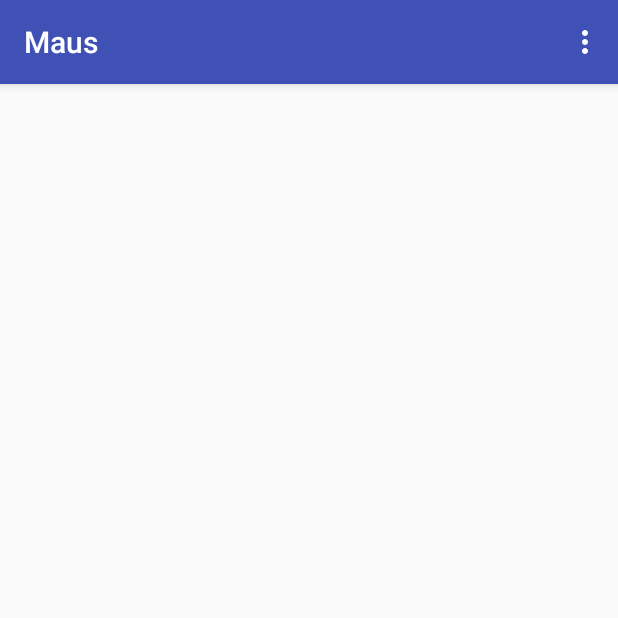
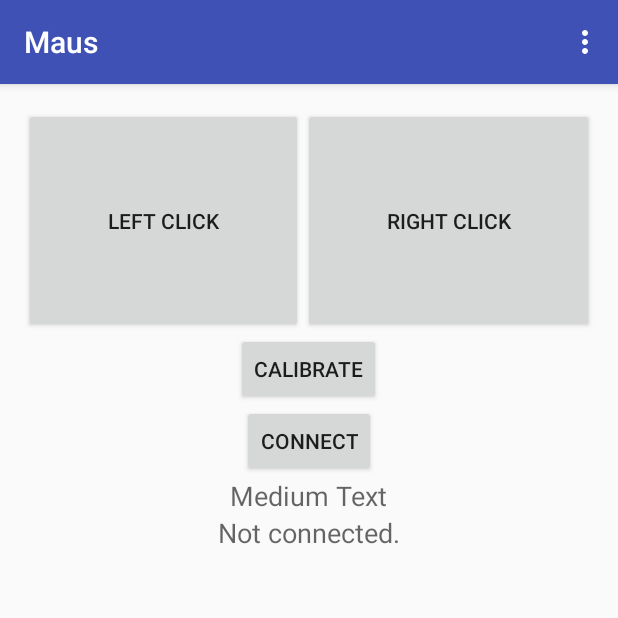
Before and after one commit to patrickwhite256/maus, an Android app: the screen it shows after launch (MainActivity), on a phone screen of 412 x 824 dp, the top half of it. Run offline under Robolectric (Android 15) with nearby library versions, the phone set to English and light mode, and no system bars.

Commit message:
TERRIBLE MOUSE COMPLETE

```diff
--- a/app/src/main/java/com/zombie/hatcrab/maus/MainActivity.java
+++ b/app/src/main/java/com/zombie/hatcrab/maus/MainActivity.java
@@ -16,6 +16,9 @@ import android.support.v7.app.AppCompatActivity;
 import android.support.v7.widget.Toolbar;
 import android.view.Menu;
 import android.view.MenuItem;
+import android.view.View;
+import android.widget.Button;
+import android.widget.TextView;
 
 import java.io.IOException;
 import java.io.OutputStream;
@@ -24,25 +27,18 @@ import java.util.UUID;
 
 public class MainActivity extends AppCompatActivity implements SensorEventListener {
 
-    final double NOISE_THRESHOLD_X = 0.1;
-    final double NOISE_THRESHOLD_Y = 0.1;
-    final double NOISE_THRESHOLD_Z = 0.1;
     final int CALIB_REQUIRED = 100;
 
 
     private SensorManager sensorManager;
-    private Sensor accelerometer;
     private Sensor linearAccelerator;
-    private Sensor gravity;
     private BluetoothAdapter bluetoothAdapter;
     private BluetoothSocket socket;
+    private TextView connectionStatus;
+    private TextView calibrationStatus;
 
     private final UUID SERVER_UUID = UUID.fromString("94f39d29-7d6d-437d-973b-fba39e49d4ee");
 
-    float lastGX = 0;
-    float lastGY = 0;
-    float lastGZ = 0;
-    long lastT = 0;
     float calibTotalX = 0;
     float calibTotalY = 0;
     int calibCount = 0;
@@ -56,33 +52,87 @@ public class MainActivity extends AppCompatActivity implements SensorEventListen
         Toolbar toolbar = (Toolbar) findViewById(R.id.toolbar);
         setSupportActionBar(toolbar);
         sensorManager = (SensorManager) getSystemService(Context.SENSOR_SERVICE);
-        accelerometer = sensorManager.getDefaultSensor(Sensor.TYPE_ACCELEROMETER);
-        gravity = sensorManager.getDefaultSensor(Sensor.TYPE_GRAVITY);
         linearAccelerator = sensorManager.getDefaultSensor(Sensor.TYPE_LINEAR_ACCELERATION);
-        sensorManager.registerListener(this, accelerometer, SensorManager.SENSOR_DELAY_NORMAL);
-        sensorManager.registerListener(this, gravity, SensorManager.SENSOR_DELAY_NORMAL);
         sensorManager.registerListener(this, linearAccelerator, SensorManager.SENSOR_DELAY_NORMAL);
+
+        connectionStatus = (TextView) findViewById(R.id.connectionStatus);
+        calibrationStatus = (TextView) findViewById(R.id.calibrationStatus);
+        connectionStatus.setText("Not connected.");
+
+        Button connectButton = (Button) findViewById(R.id.connect);
+        Button calibrateButton = (Button) findViewById(R.id.calibrate);
+        connectButton.setOnClickListener(new View.OnClickListener() {
+            @Override
+            public void onClick(View v) {
+                Set<BluetoothDevice> bonded = bluetoothAdapter.getBondedDevices();
+                for (BluetoothDevice device : bonded) {
+                    if (device.getName().equals("mint-0")) {
+                        try {
+                            socket = device.createInsecureRfcommSocketToServiceRecord(SERVER_UUID);
+                            socket.connect();
+                            connectionStatus.setText("Connected.");
+                        } catch (IOException e) {
+                            connectionStatus.setText("Connection failed.");
+                            e.printStackTrace();
+                        }
+                    }
+                }
+            }
+        });
+        calibrateButton.setOnClickListener(new View.OnClickListener() {
+            @Override
+            public void onClick(View v) {
+                calibCount = 0;
+                calibTotalX = 0;
+                calibTotalY = 0;
+            }
+        });
+        Button lClickButton = (Button) findViewById(R.id.lclick);
+        lClickButton.setOnClickListener(new View.OnClickListener() {
+            @Override
+            public void onClick(View v) {
+                if(socket.isConnected()) {
+                    try {
+                        OutputStream os = socket.getOutputStream();
+                        os.write(("lc:\n").getBytes());
+                    } catch (IOException e) {
+                        try {
+                            socket.close();
+                            connectionStatus.setText("Not connected.");
+                        } catch (IOException ex) {
+                            System.err.println("now what");
+                        }
+                    }
+                }
+            }
+        });
+
+        Button rClickButton = (Button) findViewById(R.id.rclick);
+        rClickButton.setOnClickListener(new View.OnClickListener() {
+            @Override
+            public void onClick(View v) {
+                if(socket.isConnected()) {
+                    try {
+                        OutputStream os = socket.getOutputStream();
+                        os.write(("rc:\n").getBytes());
+                    } catch (IOException e) {
+                        try {
+                            socket.close();
+                            connectionStatus.setText("Not connected.");
+                        } catch (IOException ex) {
+                            System.err.println("now what");
+                        }
+                    }
+                }
+            }
+        });
+
 
         bluetoothAdapter = BluetoothAdapter.getDefaultAdapter();
         if(bluetoothAdapter == null) {
             System.err.println("No bluetooth adapter...");
         } else if(!bluetoothAdapter.isEnabled()) {
             System.err.println("Bluetooth disabled...");
-        } else {
-            Set<BluetoothDevice> bonded = bluetoothAdapter.getBondedDevices();
-            System.out.println("bonded: " + bonded.size());
-            for(BluetoothDevice device : bonded) {
-                if(device.getName().equals("mint-0")){
-                    try {
-                        socket = device.createInsecureRfcommSocketToServiceRecord(SERVER_UUID);
-                        socket.connect();
-                        System.out.println(socket.isConnected());
-                    } catch(IOException e) {
-                        e.printStackTrace();
-                    }
-                }
-                System.out.println(device.getName() + ":" + device.getAddress());
-            }
         }
     }
 
@@ -113,19 +163,16 @@ public class MainActivity extends AppCompatActivity implements SensorEventListen
         if(event.sensor.getType() == Sensor.TYPE_LINEAR_ACCELERATION) {
             float dx = (event.values[0]);
             float dy = (event.values[1]);
-            /*float dx = (event.values[0] - lastGX);
-            float dy = (event.values[1] - lastGY);
-            float dz = (event.values[2] - lastGZ);*/
-            lastT = System.currentTimeMillis();
             if(calibCount < CALIB_REQUIRED) {
                 calibTotalX += dx;
                 calibTotalY += dy;
                 calibCount++;
-                System.out.println("Calibrating: " + calibCount + "/" + CALIB_REQUIRED);
+                calibrationStatus.setText("Calibrating: " + calibCount + "/" + CALIB_REQUIRED);
                 return;
             } else if (calibCount == CALIB_REQUIRED) {
                 calibX = calibTotalX / CALIB_REQUIRED;
                 calibY = calibTotalY / CALIB_REQUIRED;
+                calibrationStatus.setText("Calibrated!");
             }
 
             dx -= calibX;
@@ -134,25 +181,18 @@ public class MainActivity extends AppCompatActivity implements SensorEventListen
             if(socket.isConnected()) {
                 try {
                     OutputStream os = socket.getOutputStream();
-                    //if(Math.abs(dx) > NOISE_THRESHOLD_X) {
-                        os.write(("dx:" + dx + "\n").getBytes());
-                    //}
-                    //if(Math.abs(dy) > NOISE_THRESHOLD_Y) {
-                        os.write(("dy:" + dy + "\n").getBytes());
-                    //}
+                    os.write(("dx:" + dx + "\n").getBytes());
+                    os.write(("dy:" + dy + "\n").getBytes());
                 } catch(IOException e) {
                     e.printStackTrace();
                     try {
                         socket.close();
+                        connectionStatus.setText("Not connected.");
                     } catch(IOException ex) {
                         System.err.println("now what");
                     }
                 }
             }
-        } else if (event.sensor.getType() == Sensor.TYPE_GRAVITY) {
-            lastGX = event.values[0];
-            lastGY = event.values[1];
-            lastGZ = event.values[2];
         }
     }
 
@@ -170,6 +210,6 @@ public class MainActivity extends AppCompatActivity implements SensorEventListen
     @Override
     public void onResume() {
         super.onResume();
-        sensorManager.registerListener(this, accelerometer, SensorManager.SENSOR_DELAY_NORMAL);
+        sensorManager.registerListener(this, linearAccelerator, SensorManager.SENSOR_DELAY_NORMAL);
     }
 }
--- a/app/src/main/res/layout/content_main.xml
+++ b/app/src/main/res/layout/content_main.xml
@@ -12,4 +12,64 @@
     tools:context="com.zombie.hatcrab.maus.MainActivity"
     tools:showIn="@layout/activity_main">
 
+    <LinearLayout
+        android:orientation="vertical"
+        android:layout_width="match_parent"
+        android:layout_height="match_parent"
+        android:layout_alignParentTop="true"
+        android:layout_alignParentLeft="true"
+        android:layout_alignParentStart="true"
+        android:layout_alignParentBottom="true">
+
+        <LinearLayout
+            android:orientation="horizontal"
+            android:layout_width="match_parent"
+            android:layout_height="wrap_content"
+            android:layout_gravity="center_horizontal">
+
+            <Button
+                android:layout_width="wrap_content"
+                android:layout_height="150dp"
+                android:layout_weight="50"
+                android:text="LEFT CLICK"
+                android:id="@+id/lclick" />
+
+            <Button
+                android:layout_width="wrap_content"
+                android:layout_height="150dp"
+                android:layout_weight="50"
+                android:text="RIGHT CLICK"
+                android:id="@+id/rclick" />
+        </LinearLayout>
+
+        <Button
+            android:layout_width="wrap_content"
+            android:layout_height="wrap_content"
+            android:text="Calibrate"
+            android:id="@+id/calibrate"
+            android:layout_gravity="center_horizontal" />
+
+        <Button
+            android:layout_width="wrap_content"
+            android:layout_height="wrap_content"
+            android:text="Connect"
+            android:id="@+id/connect"
+            android:layout_gravity="center_horizontal" />
+
+        <TextView
+            android:layout_width="wrap_content"
+            android:layout_height="wrap_content"
+            android:textAppearance="?android:attr/textAppearanceMedium"
+            android:text="Medium Text"
+            android:id="@+id/calibrationStatus"
+            android:layout_gravity="center_horizontal" />
+
+        <TextView
+            android:layout_width="wrap_content"
+            android:layout_height="wrap_content"
+            android:textAppearance="?android:attr/textAppearanceMedium"
+            android:text="Medium Text"
+            android:id="@+id/connectionStatus"
+            android:layout_gravity="center_horizontal" />
+    </LinearLayout>
 </RelativeLayout>
```
Also changed, not shown: 1 other file.
